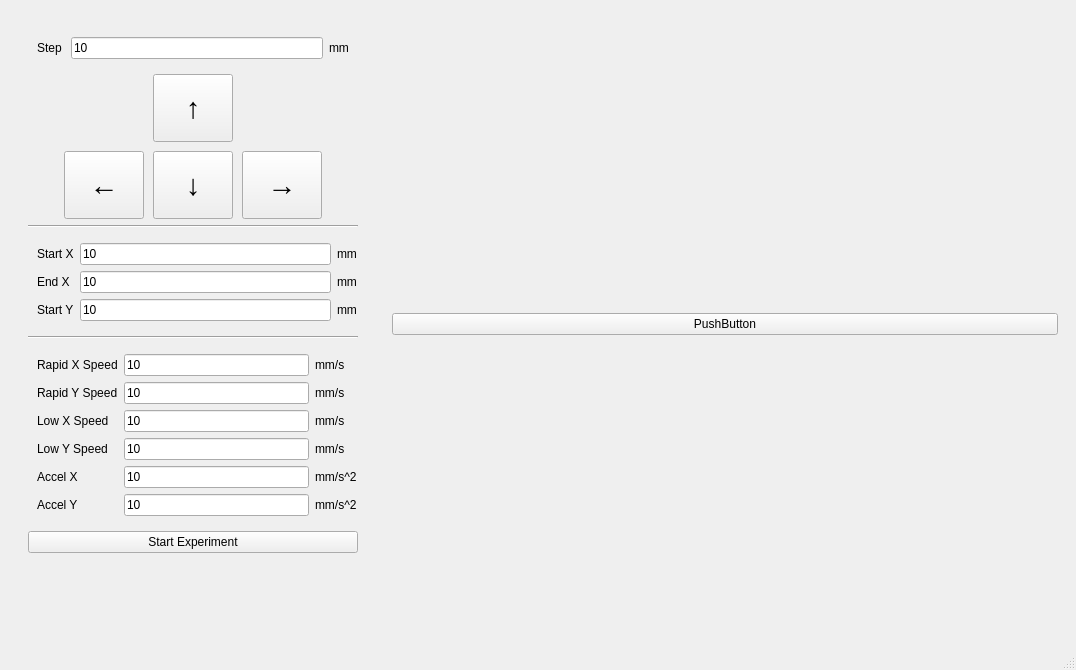
This is qt-desktop/burner/mainwindow.ui in savukhin/slyfox-burner-2 as Qt 5 draws it before an edit. The edited form follows.
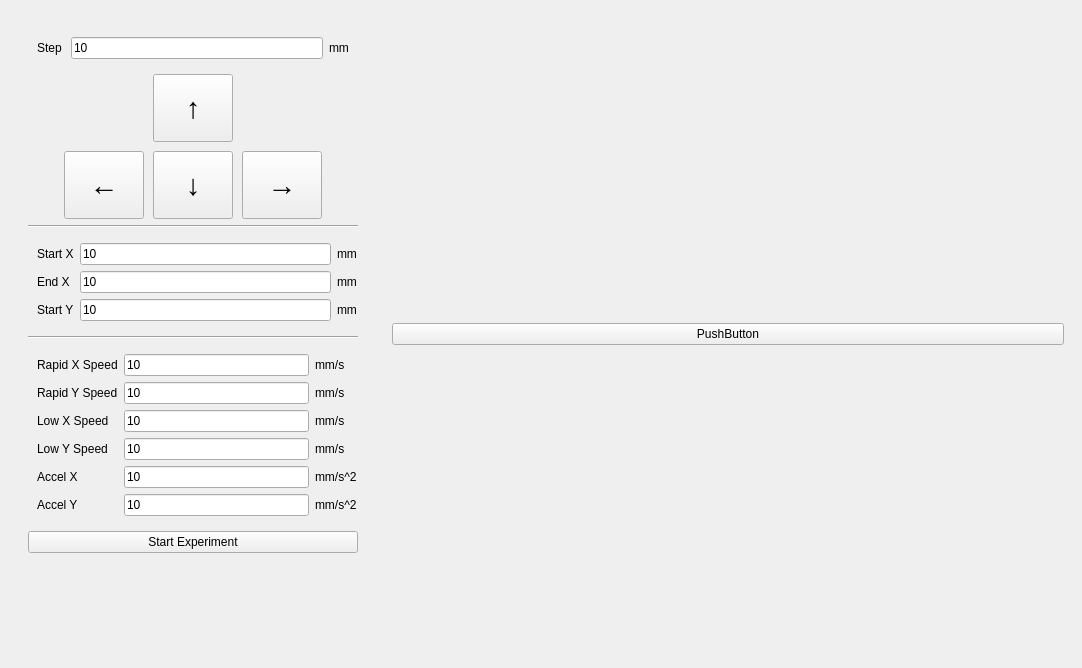
This is the edited form.

The edit to the form file:
```diff
--- a/qt-desktop/burner/mainwindow.ui
+++ b/qt-desktop/burner/mainwindow.ui
@@ -6,8 +6,8 @@
    <rect>
     <x>0</x>
     <y>0</y>
-    <width>1076</width>
-    <height>670</height>
+    <width>1082</width>
+    <height>668</height>
    </rect>
   </property>
   <property name="minimumSize">
@@ -29,6 +29,15 @@
   <property name="styleSheet">
    <string notr="true"/>
   </property>
+  <property name="toolButtonStyle">
+   <enum>Qt::ToolButtonTextOnly</enum>
+  </property>
+  <property name="animated">
+   <bool>false</bool>
+  </property>
+  <property name="tabShape">
+   <enum>QTabWidget::Triangular</enum>
+  </property>
   <widget class="QWidget" name="centralwidget">
    <property name="minimumSize">
     <size>
@@ -63,9 +72,15 @@
 }</string>
    </property>
    <layout class="QHBoxLayout" name="horizontalLayout">
+    <property name="spacing">
+     <number>6</number>
+    </property>
     <property name="sizeConstraint">
      <enum>QLayout::SetMaximumSize</enum>
     </property>
+    <property name="bottomMargin">
+     <number>9</number>
+    </property>
     <item>
      <widget class="QWidget" name="options" native="true">
       <property name="enabled">
@@ -215,8 +230,8 @@
                <rect>
                 <x>0</x>
                 <y>0</y>
-                <width>348</width>
-                <height>589</height>
+                <width>334</width>
+                <height>643</height>
                </rect>
               </property>
               <property name="styleSheet">
@@ -738,7 +753,6 @@
     </rect>
    </property>
   </widget>
-  <widget class="QStatusBar" name="statusbar"/>
  </widget>
  <resources/>
  <connections/>
```
Left out of the diff: 4 changed lines with no effect on the pictures.
